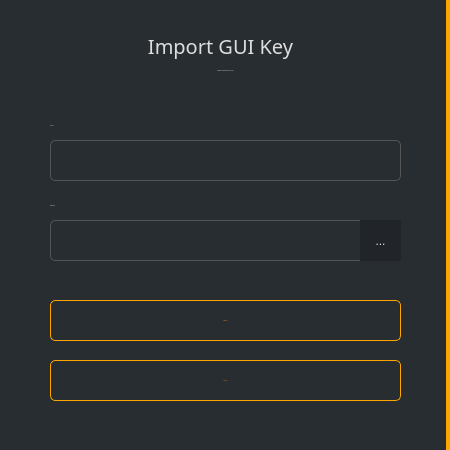
Qt form src/gui/ui/importguikeydialog.ui (ConcealNetwork/conceal-desktop) before a commit.
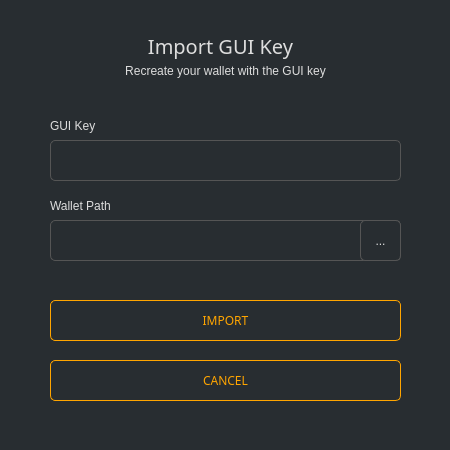
The same form after that commit.

Commit message: Unify background color  - Update some frame/dialog background color  - Open QMessageBox from MainWindow

What changed in the file:
```diff
--- a/src/gui/ui/importguikeydialog.ui
+++ b/src/gui/ui/importguikeydialog.ui
@@ -14,7 +14,8 @@
    <string>Import GUI key</string>
   </property>
   <property name="styleSheet">
-   <string notr="true">border: 0px;</string>
+   <string notr="true">border: 0px;
+background-color: #282d31;</string>
   </property>
   <layout class="QVBoxLayout" name="verticalLayout">
    <property name="leftMargin">
@@ -38,7 +39,7 @@
       </size>
      </property>
      <property name="styleSheet">
-      <string notr="true">background-color: #282d31; border-right: 4px solid orange;</string>
+      <string notr="true"/>
      </property>
      <property name="title">
       <string/>
@@ -78,9 +79,7 @@
        </rect>
       </property>
       <property name="font">
-       <font>
-        <pointsize>-1</pointsize>
-       </font>
+       <font/>
       </property>
       <property name="styleSheet">
        <string notr="true">color: #ddd;border-right: 0px;</string>
@@ -124,9 +123,7 @@
        </rect>
       </property>
       <property name="font">
-       <font>
-        <pointsize>-1</pointsize>
-       </font>
+       <font/>
       </property>
       <property name="styleSheet">
        <string notr="true">color: #ddd;border-right: 0px;</string>
@@ -153,7 +150,6 @@
       <property name="font">
        <font>
         <family>Poppins</family>
-        <pointsize>-1</pointsize>
        </font>
       </property>
       <property name="styleSheet">
@@ -170,11 +166,10 @@
        </rect>
       </property>
       <property name="styleSheet">
-       <string notr="true">background-color: #212529;
-border-right: 0px;
+       <string notr="true">border: 1px solid #555;
+border-radius: 5px;
 color: #ddd;
-padding: 5px;
-</string>
+padding: 3px;   </string>
       </property>
       <property name="text">
        <string>...</string>
@@ -198,7 +193,6 @@
       <property name="font">
        <font>
         <family>Poppins</family>
-        <pointsize>-1</pointsize>
        </font>
       </property>
       <property name="styleSheet">
@@ -241,7 +235,6 @@
       <property name="font">
        <font>
         <family>Poppins</family>
-        <pointsize>-1</pointsize>
        </font>
       </property>
       <property name="styleSheet">
@@ -276,9 +269,7 @@
        </rect>
       </property>
       <property name="font">
-       <font>
-        <pointsize>-1</pointsize>
-       </font>
+       <font/>
       </property>
       <property name="styleSheet">
        <string notr="true">color: #ddd;border-right: 0px;</string>
```
Left out of the diff: 1 changed line with no effect on the pictures. The commit also changes 12 other files.
